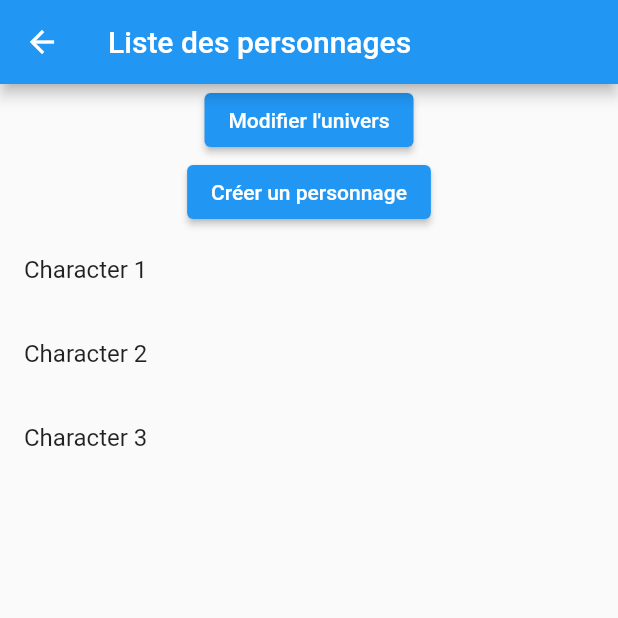
After one commit to DylanCahuMDS/FlutterApp, a Flutter app: the ListUniversPage screen opened directly, after a tap on "Univers 1", on a phone screen of 412 x 824 dp, the top half of it. The commit adds this screen. Run offline on Flutter 3.47's test engine with Material 2 defaults, Android fonts, the phone set to English and light mode, and no system bars; network calls fail.

Commit message:
Liste personnages

```diff
--- /dev/null
+++ b/lib/listCharacters.dart
@@ -0,0 +1,108 @@
+import 'package:flutter/material.dart';
+import 'package:http/http.dart' as http;
+import 'package:mydigitalgpt/characterPage.dart';
+import 'package:mydigitalgpt/createCharacter.dart';
+import 'package:mydigitalgpt/universPage.dart';
+import 'dart:convert';
+
+class ListCharactersPage extends StatefulWidget {
+  final int universId;
+
+  const ListCharactersPage({Key? key, required this.universId})
+      : super(key: key);
+
+  @override
+  _ListCharactersPageState createState() => _ListCharactersPageState();
+}
+
+class _ListCharactersPageState extends State<ListCharactersPage> {
+  List<dynamic> _characters = [
+    {'name': 'Character 1', 'id': 1, 'universId': 1},
+    {'name': 'Character 2', 'id': 2, 'universId': 1},
+    {'name': 'Character 3', 'id': 3, 'universId': 1},
+    {'name': 'Character 4', 'id': 1, 'universId': 2},
+    {'name': 'Character 5', 'id': 2, 'universId': 2},
+    {'name': 'Character 6', 'id': 3, 'universId': 3},
+    {'name': 'Character 7', 'id': 1, 'universId': 3},
+    {'name': 'Character 8', 'id': 2, 'universId': 3},
+    {'name': 'Character 9', 'id': 3, 'universId': 3},
+  ]; // Liste des personnages récupérés
+
+  @override
+  void initState() {
+    super.initState();
+    _fetchCharacters(); // Appel de la fonction pour récupérer les personnages au chargement de la page
+  }
+
+  Future<void> _fetchCharacters() async {
+    final response =
+        await http.get(Uri.https('caen0001.mds-caen.yt', '/characters'));
+
+    if (response.statusCode == 200) {
+      final data = json.decode(response.body);
+      setState(() {
+        _characters =
+            data['characters']; // Mise à jour de la liste des personnages
+      });
+    }
+  }
+
+  @override
+  Widget build(BuildContext context) {
+    List<dynamic> filteredCharacters = _characters
+        .where((character) => character['universId'] == widget.universId)
+        .toList();
+    return Scaffold(
+      appBar: AppBar(
+        title: const Text('Liste des personnages'),
+      ),
+      body: Column(
+        children: [
+          ElevatedButton(
+            onPressed: () {
+              Navigator.push(
+                context,
+                MaterialPageRoute(
+                    builder: (context) => UniversPage(
+                          id: widget.universId,
+                        )),
+              );
+            },
+            child: const Text('Modifier l\'univers'),
+          ),
+          ElevatedButton(
+            onPressed: () {
+              Navigator.push(
+                context,
+                MaterialPageRoute(builder: (context) => CreateCharacterPage()),
+              );
+            },
+            child: const Text('Créer un personnage'),
+          ),
+          Expanded(
+            child: ListView.builder(
+              itemCount: filteredCharacters.length,
+              itemBuilder: (context, index) {
+                final characters = filteredCharacters[index];
+                return ListTile(
+                  title: Text(characters['name']),
+                  onTap: () {
+                    Navigator.push(
+                      context,
+                      MaterialPageRoute(
+                        builder: (context) => CharacterPage(
+                          id: characters['id'],
+                          universId: characters['universId'],
+                        ),
+                      ),
+                    );
+                  },
+                );
+              },
+            ),
+          ),
+        ],
+      ),
+    );
+  }
+}
--- /dev/null
+++ b/lib/listUnivers.dart
@@ -0,0 +1,64 @@
+import 'package:flutter/material.dart';
+import 'package:http/http.dart' as http;
+import 'package:mydigitalgpt/listCharacters.dart';
+import 'package:mydigitalgpt/universPage.dart';
+import 'dart:convert';
+
+class ListUniversPage extends StatefulWidget {
+  @override
+  _ListUniversPageState createState() => _ListUniversPageState();
+}
+
+class _ListUniversPageState extends State<ListUniversPage> {
+  List<dynamic> _univers = [
+    {'name': 'Univers 1', 'id': 1},
+    {'name': 'Univers 2', 'id': 2},
+    {'name': 'Univers 3', 'id': 3}
+  ]; // Liste des utilisateurs récupérés
+
+  @override
+  void initState() {
+    super.initState();
+    _fetchUnivers(); // Appel de la fonction pour récupérer les utilisateurs au chargement de la page
+  }
+
+  Future<void> _fetchUnivers() async {
+    final response =
+        await http.get(Uri.https('caen0001.mds-caen.yt', '/univers'));
+
+    if (response.statusCode == 200) {
+      final data = json.decode(response.body);
+      setState(() {
+        _univers = data['univers']; // Mise à jour de la liste des utilisateurs
+      });
+    }
+  }
+
+  @override
+  Widget build(BuildContext context) {
+    return Scaffold(
+      appBar: AppBar(
+        title: const Text('Liste des Univers'),
+      ),
+      body: ListView.builder(
+        itemCount: _univers.length,
+        itemBuilder: (context, index) {
+          final univers = _univers[index];
+          return ListTile(
+            title: Text(univers['name']),
+            onTap: () {
+              Navigator.push(
+                context,
+                MaterialPageRoute(
+                  builder: (context) => ListCharactersPage(
+                    universId: univers['id'],
+                  ),
+                ),
+              );
+            },
+          );
+        },
+      ),
+    );
+  }
+}
```
Also changed, not shown: lib/characterPage.dart (added, +102 -0 lines), lib/createCharacter.dart (added, +105 -0 lines), lib/createUnivers.dart (added, +105 -0 lines), lib/main.dart (+26 -1 lines), lib/universPage.dart (added, +99 -0 lines).
